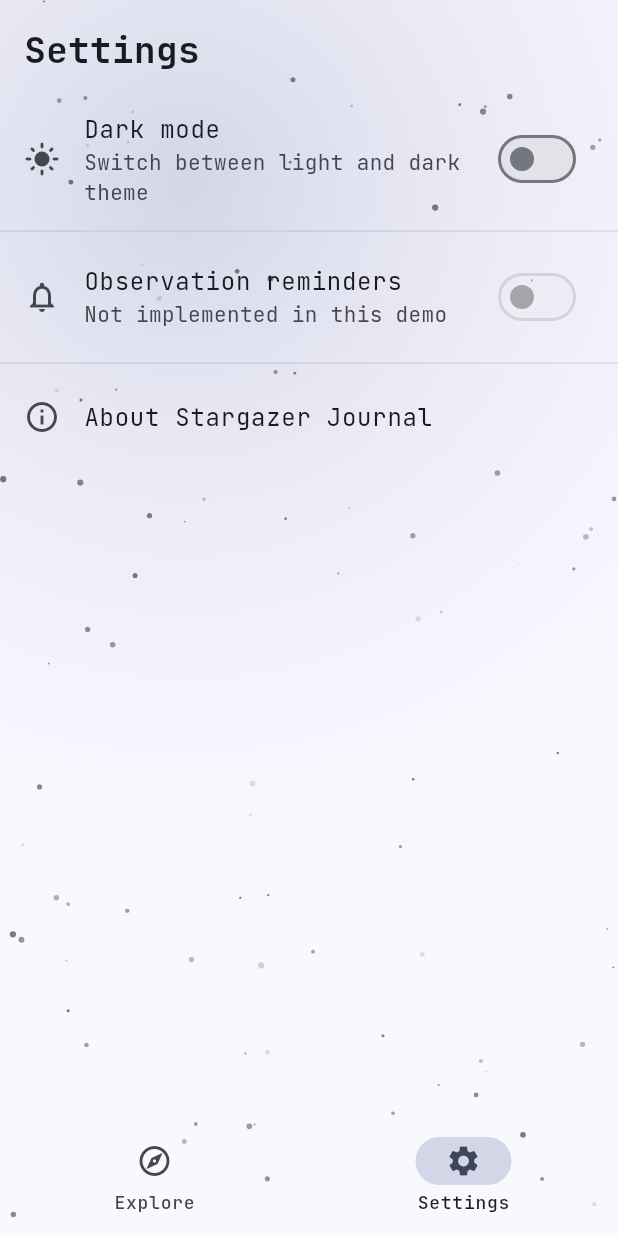
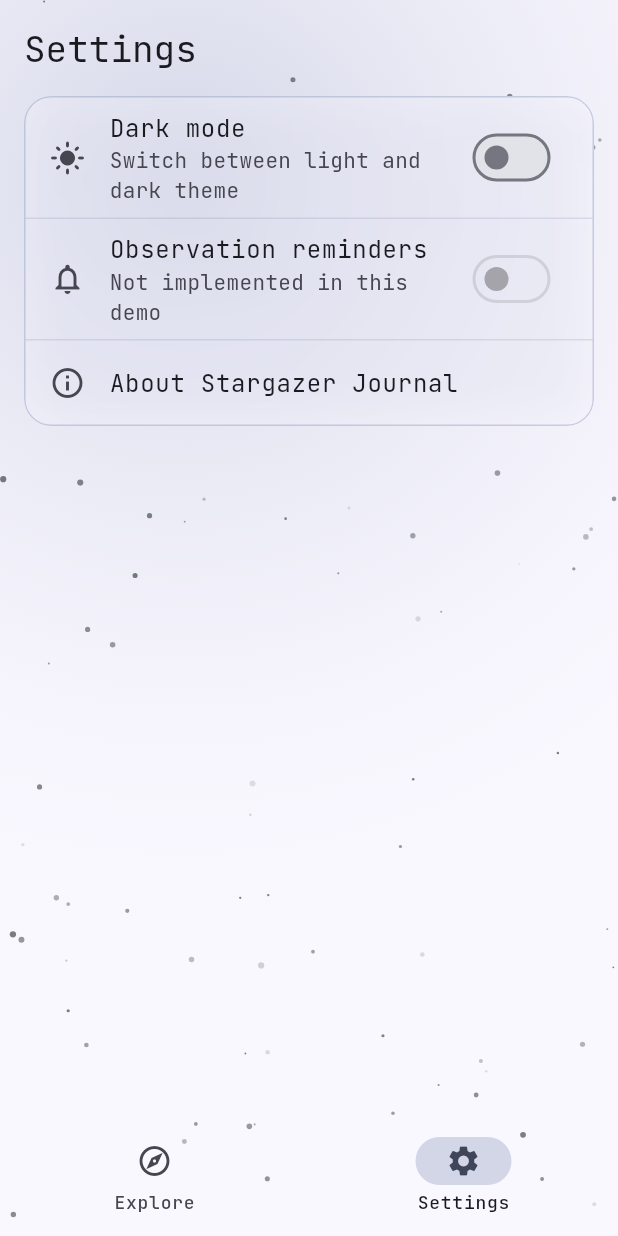
Before and after one commit to DavFilsDev/stargazer-journal, a Flutter app: the SettingsScreen screen opened by its route, on a phone screen of 412 x 824 dp. Run offline on Flutter 3.47's test engine with Material 3 defaults, Android fonts, the phone set to English and light mode, and no system bars; our stand-ins replace go_router, google_fonts, shared_preferences; accounts and stored records are empty.

Commit message:
style(settings): group settings inside glass panel

```diff
--- a/lib/screens/settings_screen.dart
+++ b/lib/screens/settings_screen.dart
@@ -2,9 +2,11 @@ import 'package:flutter/material.dart';
 import 'package:go_router/go_router.dart';
 
 import '../utils/constants.dart';
+import '../widgets/glass_container.dart';
 import '../widgets/theme_toggle.dart';
 
-/// Settings screen: theme toggle plus a couple of secondary options.
+/// Settings screen: theme toggle plus a couple of secondary options,
+/// grouped inside a glass panel consistent with the rest of the app.
 class SettingsScreen extends StatelessWidget {
   const SettingsScreen({super.key});
 
@@ -12,25 +14,34 @@ class SettingsScreen extends StatelessWidget {
   Widget build(BuildContext context) {
     return SafeArea(
       child: ListView(
-        padding: const EdgeInsets.symmetric(vertical: AppSpacing.medium),
+        padding: const EdgeInsets.all(AppSpacing.medium),
         children: [
-          const Padding(
-            padding: EdgeInsets.symmetric(horizontal: AppSpacing.medium),
-            child: Text(
+          Text(
             'Settings',
-              style: TextStyle(fontSize: 24, fontWeight: FontWeight.bold),
-            ),
+            style: Theme.of(context).textTheme.headlineSmall,
           ),
           const SizedBox(height: AppSpacing.medium),
+          GlassContainer(
+            borderRadius: BorderRadius.circular(18),
+            blurSigma: 14,
+            opacity: 0.35,
+            child: Column(
+              children: [
                 const ThemeToggle(),
-          const Divider(),
+                Divider(
+                  height: 1,
+                  color: Theme.of(context).colorScheme.primary.withOpacity(0.15),
+                ),
                 const ListTile(
                   leading: Icon(Icons.notifications_outlined),
                   title: Text('Observation reminders'),
                   subtitle: Text('Not implemented in this demo'),
                   trailing: Switch(value: false, onChanged: null),
                 ),
-          const Divider(),
+                Divider(
+                  height: 1,
+                  color: Theme.of(context).colorScheme.primary.withOpacity(0.15),
+                ),
                 ListTile(
                   leading: const Icon(Icons.info_outline),
                   title: const Text('About Stargazer Journal'),
@@ -38,6 +49,9 @@ class SettingsScreen extends StatelessWidget {
                 ),
               ],
             ),
+          ),
+        ],
+      ),
     );
   }
 }
```
Lines whose indentation alone changed are shown as unchanged.
